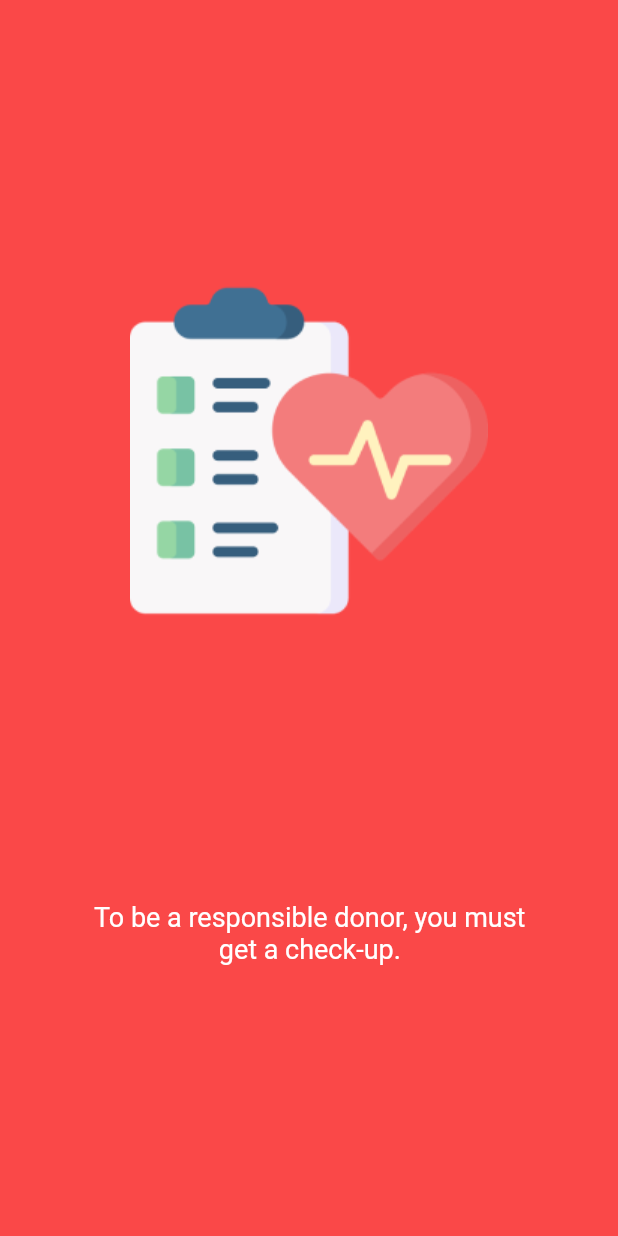
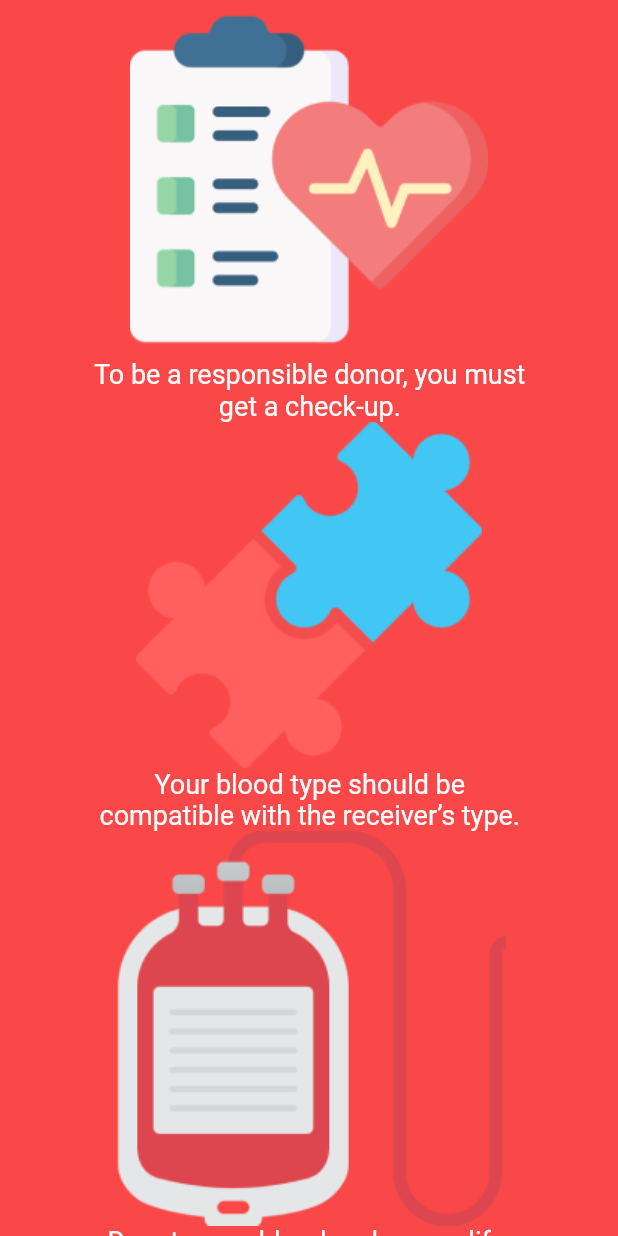
Before and after one commit to hrithikwins/bloodbank_app, a Flutter app: the screen it shows after launch, on a phone screen of 412 x 824 dp. Run offline on Flutter 3.47's test engine with Material 2 defaults, Android fonts, the phone set to English and light mode, and no system bars.

Commit message:
taking data from constant

```diff
--- /dev/null
+++ b/lib/constants/onboarding_data.dart
@@ -0,0 +1,14 @@
+List<Map<String, String>> onboardingData = [
+  {
+    "image_url": "assets/health_check.png",
+    "text": "To be a responsible donor, you must get a check-up."
+  },
+  {
+    "image_url": "assets/puzzle 1.png",
+    "text": "Your blood type should be compatible with the receiver’s type."
+  },
+  {
+    "image_url": "assets/blood-bag 1.png",
+    "text": "Donate your blood and save a life."
+  },
+];
--- a/lib/main.dart
+++ b/lib/main.dart
@@ -12,7 +12,7 @@ class MyApp extends StatelessWidget {
   @override
   Widget build(BuildContext context) {
     return MaterialApp(
-      title: 'Bllood Bank App',
+      title: 'Blood Bank App',
       home: const MyHomePage(),
     );
   }
--- a/lib/screens/onboarding.dart
+++ b/lib/screens/onboarding.dart
@@ -1,3 +1,4 @@
+import 'package:bloodbank_app/constants/onboarding_data.dart';
 import 'package:flutter/material.dart';
 
 class MyHomePage extends StatelessWidget {
@@ -9,11 +10,15 @@ class MyHomePage extends StatelessWidget {
       body: SafeArea(
         child: Container(
           color: Color(0xffFA4848),
+          child: SingleChildScrollView(
             child: Column(
+              children: onboardingData
+                  .map(
+                    (onboardingSingleData) => Column(
                       mainAxisAlignment: MainAxisAlignment.spaceEvenly,
                       children: [
                         Image.asset(
-                "assets/health_check.png",
+                          onboardingSingleData["image_url"]!,
                         ),
                         Container(
                           padding: EdgeInsets.only(
@@ -21,13 +26,17 @@ class MyHomePage extends StatelessWidget {
                             right: 56,
                           ),
                           child: Text(
-                  "To be a responsible donor, you must get a check-up.",
+                            onboardingSingleData["text"]!,
                             textAlign: TextAlign.center,
                             style: TextStyle(fontSize: 18, color: Colors.white),
                           ),
                         ),
                       ],
                     ),
+                  )
+                  .toList(),
+            ),
+          ),
         ),
       ),
     );
--- a/pubspec.yaml
+++ b/pubspec.yaml
@@ -61,7 +61,7 @@ flutter:
 
   # To add assets to your application, add an assets section, like this:
   assets:
-    - assets/health_check.png
+    - assets/
   #   - images/a_dot_ham.jpeg
 
   # An image asset can refer to one or more resolution-specific "variants", see
```
Also changed, not shown: assets/blood-bag 1.png (added), assets/puzzle 1.png (added), 1 other file. Lines whose indentation alone changed are shown as unchanged.
